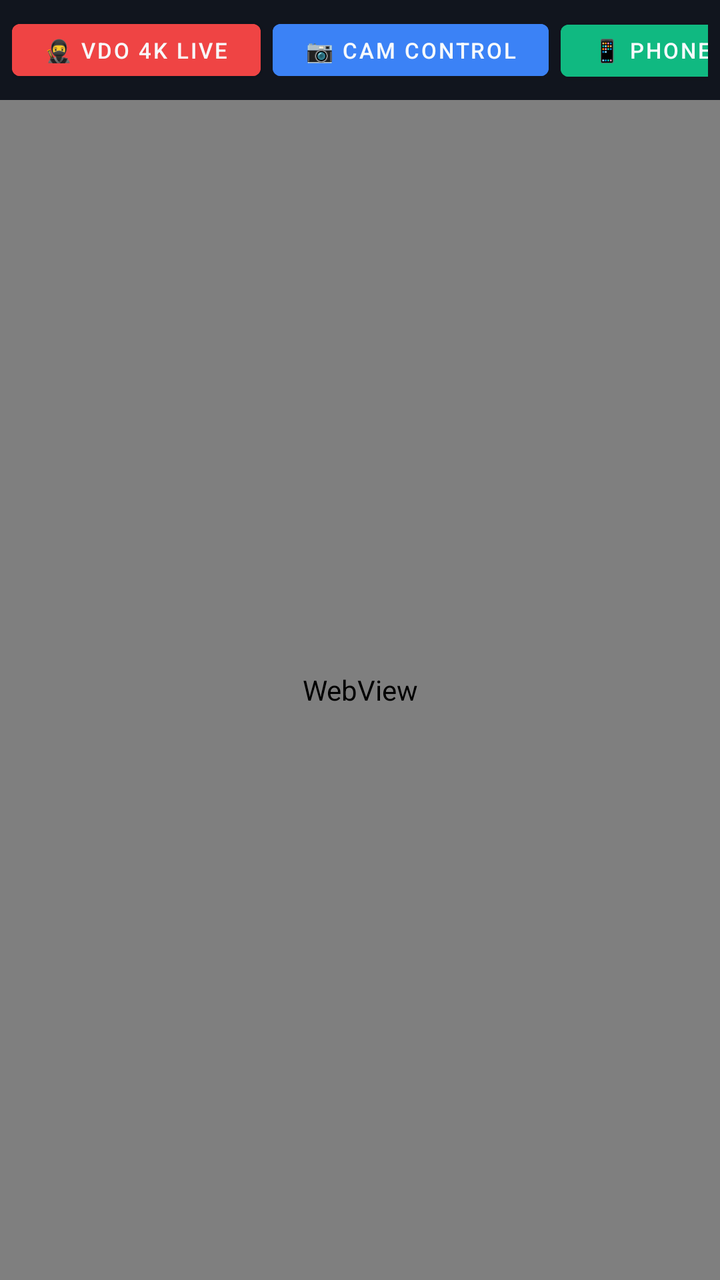
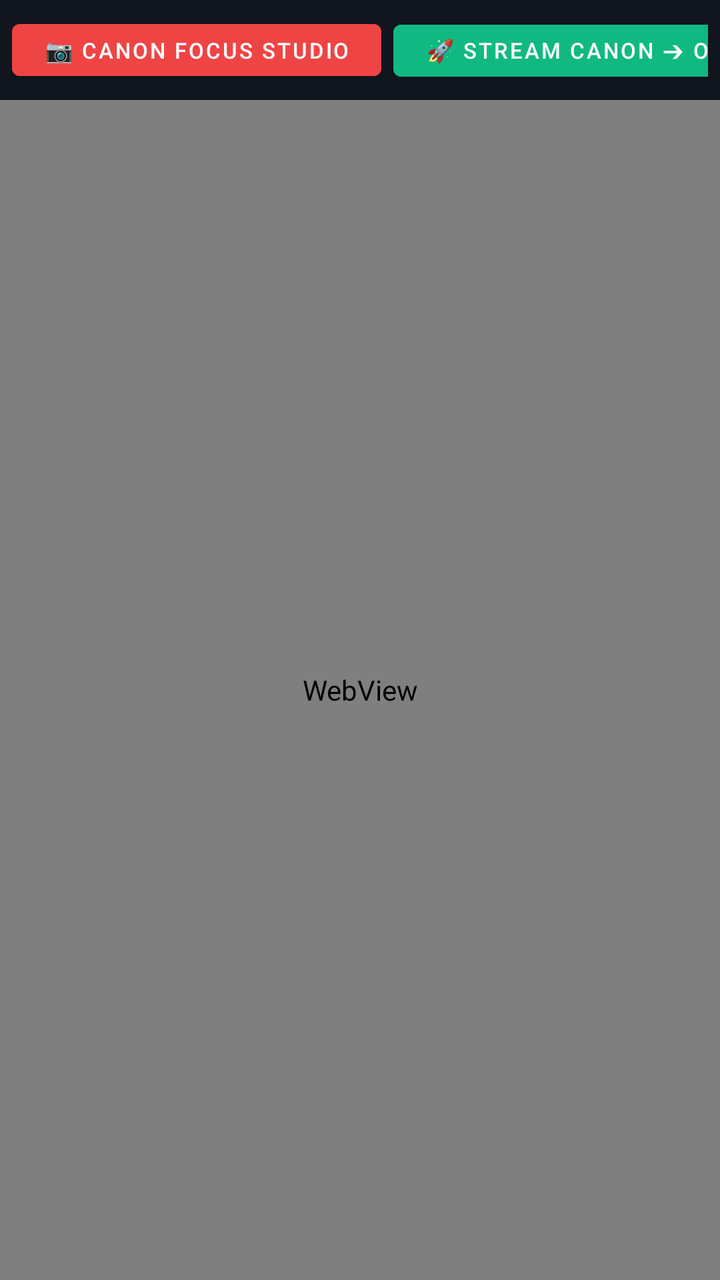

Compare the two renders of this Android layout. The source of the first and the diff that turns it into the second are given below.
<!-- AndroidManifest.xml: application theme Theme.GaviruCamStudio -->
<!-- res/layout/activity_main.xml -->
<?xml version="1.0" encoding="utf-8"?>
<LinearLayout xmlns:android="http://schemas.android.com/apk/res/android"
    android:layout_width="match_parent"
    android:layout_height="match_parent"
    android:orientation="vertical"
    android:background="@color/bg_dark">

    
    <HorizontalScrollView
        android:layout_width="match_parent"
        android:layout_height="wrap_content"
        android:background="@color/surface_dark"
        android:padding="6dp"
        android:scrollbars="none">

        <LinearLayout
            android:layout_width="wrap_content"
            android:layout_height="wrap_content"
            android:orientation="horizontal">

            <Button
                android:id="@+id/btnVdoLive"
                android:layout_width="wrap_content"
                android:layout_height="38dp"
                android:text="🥷 VDO 4K Live"
                android:textSize="11sp"
                android:textColor="@color/text_white"
                android:backgroundTint="@color/primary"
                android:layout_marginEnd="6dp" />

            <Button
                android:id="@+id/btnRemoteControl"
                android:layout_width="wrap_content"
                android:layout_height="38dp"
                android:text="📷 Cam Control"
                android:textSize="11sp"
                android:textColor="@color/text_white"
                android:backgroundTint="#3B82F6"
                android:layout_marginEnd="6dp" />

            <Button
                android:id="@+id/btnPhoneCamPush"
                android:layout_width="wrap_content"
                android:layout_height="38dp"
                android:text="📱 Phone ➔ OBS"
                android:textSize="11sp"
                android:textColor="@color/text_white"
                android:backgroundTint="@color/green_neon"
                android:layout_marginEnd="6dp" />

            <Button
                android:id="@+id/btnSettings"
                android:layout_width="wrap_content"
                android:layout_height="38dp"
                android:text="⚙️ Server IP"
                android:textSize="11sp"
                android:textColor="@color/text_white"
                android:backgroundTint="#475569" />

        </LinearLayout>
    </HorizontalScrollView>

    <ProgressBar
        android:id="@+id/progressBar"
        style="?android:attr/progressBarStyleHorizontal"
        android:layout_width="match_parent"
        android:layout_height="3dp"
        android:visibility="gone"
        android:indeterminate="true" />

    
    <WebView
        android:id="@+id/webView"
        android:layout_width="match_parent"
        android:layout_height="match_parent"
        android:background="@color/bg_dark" />

</LinearLayout>
<!-- resources referenced by this layout -->
<resources>
  <color name="bg_dark">#080A0F</color>
  <color name="green_neon">#10B981</color>
  <color name="primary">#EF4444</color>
  <color name="surface_dark">#11151E</color>
  <color name="text_white">#F8FAFC</color>
  <style name="Theme.GaviruCamStudio" parent="Theme.MaterialComponents.DayNight.NoActionBar">
          <item name="colorPrimary">@color/primary</item>
          <item name="colorPrimaryVariant">@color/primary_dark</item>
          <item name="colorOnPrimary">@color/text_white</item>
          <item name="colorSecondary">@color/accent</item>
          <item name="android:statusBarColor">@color/bg_dark</item>
          <item name="android:navigationBarColor">@color/bg_dark</item>
      </style>
  <color name="primary_dark">#B91C1C</color>
  <color name="accent">#F59E0B</color>
</resources>

<!-- the commit's change to res/layout/activity_main.xml (unified diff, before → after) -->
@@ -19,40 +19,40 @@
             android:orientation="horizontal">
 
             <Button
-                android:id="@+id/btnVdoLive"
+                android:id="@+id/btnRemoteControl"
                 android:layout_width="wrap_content"
                 android:layout_height="38dp"
-                android:text="🥷 VDO 4K Live"
+                android:text="📷 Canon Focus Studio"
                 android:textSize="11sp"
                 android:textColor="@color/text_white"
                 android:backgroundTint="@color/primary"
                 android:layout_marginEnd="6dp" />
 
             <Button
-                android:id="@+id/btnRemoteControl"
+                android:id="@+id/btnPhoneCamPush"
                 android:layout_width="wrap_content"
                 android:layout_height="38dp"
-                android:text="📷 Cam Control"
+                android:text="🚀 Stream Canon ➔ OBS"
+                android:textSize="11sp"
+                android:textColor="@color/text_white"
+                android:backgroundTint="@color/green_neon"
+                android:layout_marginEnd="6dp" />
+
+            <Button
+                android:id="@+id/btnVdoLive"
+                android:layout_width="wrap_content"
+                android:layout_height="38dp"
+                android:text="📺 OBS Monitor"
                 android:textSize="11sp"
                 android:textColor="@color/text_white"
                 android:backgroundTint="#3B82F6"
                 android:layout_marginEnd="6dp" />
 
             <Button
-                android:id="@+id/btnPhoneCamPush"
-                android:layout_width="wrap_content"
-                android:layout_height="38dp"
-                android:text="📱 Phone ➔ OBS"
-                android:textSize="11sp"
-                android:textColor="@color/text_white"
-                android:backgroundTint="@color/green_neon"
-                android:layout_marginEnd="6dp" />
-
-            <Button
                 android:id="@+id/btnSettings"
                 android:layout_width="wrap_content"
                 android:layout_height="38dp"
-                android:text="⚙️ Server IP"
+                android:text="⚙️ Settings"
                 android:textSize="11sp"
                 android:textColor="@color/text_white"
                 android:backgroundTint="#475569" />
